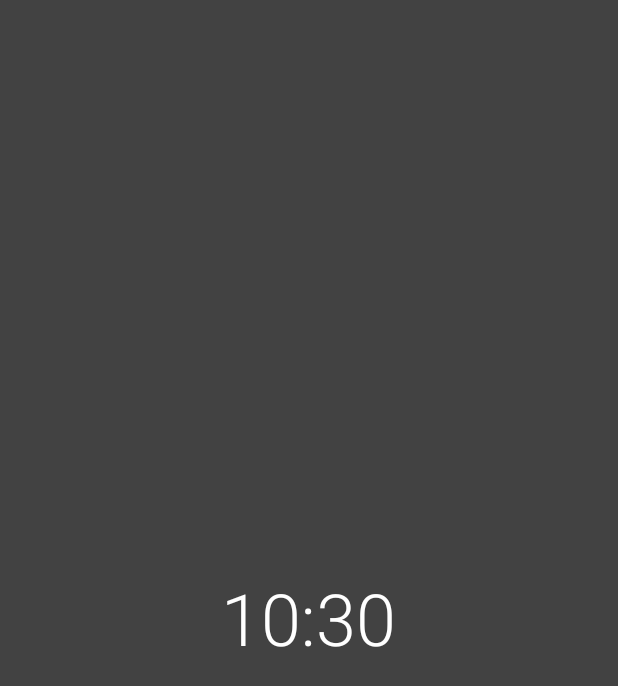
After one commit to mobicarton/carton-android, an Android app: the layout fragment_time.xml on its own in the app's theme, with its tools: preview values and no code run, on a phone screen of 412 x 824 dp. The commit adds this screen. Shown: the top 686 px of the screen. Run offline under Robolectric (Android 15) with nearby library versions, the phone set to English and light mode, and no system bars.

Commit message:
Create MenuPagerAdapter and TimeFragment

```diff
--- a/app/build.gradle
+++ b/app/build.gradle
@@ -6,7 +6,7 @@ android {
 
     defaultConfig {
         applicationId "mobi.carton"
-        minSdkVersion 16
+        minSdkVersion 17
         targetSdkVersion 23
         versionCode 1
         versionName "1.0"
--- /dev/null
+++ b/app/src/main/res/layout/fragment_time.xml
@@ -0,0 +1,19 @@
+<?xml version="1.0" encoding="utf-8"?>
+<RelativeLayout
+    xmlns:android="http://schemas.android.com/apk/res/android"
+    android:layout_width="match_parent"
+    android:layout_height="match_parent"
+    android:background="@color/backgroundDefault">
+
+
+    <TextClock
+        android:layout_width="wrap_content"
+        android:layout_height="wrap_content"
+        android:layout_centerInParent="true"
+        android:textSize="@dimen/clockSize"
+        android:format12Hour="hh:mm"
+        android:format24Hour="HH:mm"
+        android:fontFamily="sans-serif-light"
+        android:textColor="@color/textPrimary"/>
+
+</RelativeLayout>
--- a/app/src/main/res/values-w820dp/dimens.xml
+++ /dev/null
@@ -1,6 +0,0 @@
-<resources>
-    <!-- Example customization of dimensions originally defined in res/values/dimens.xml
-         (such as screen margins) for screens with more than 820dp of available width. This
-         would include 7" and 10" devices in landscape (~960dp and ~1280dp respectively). -->
-    <dimen name="activity_horizontal_margin">64dp</dimen>
-</resources>
--- a/app/src/main/res/values/colors.xml
+++ b/app/src/main/res/values/colors.xml
@@ -1,6 +1,7 @@
 <?xml version="1.0" encoding="utf-8"?>
 <resources>
-    <color name="colorPrimary">#3F51B5</color>
-    <color name="colorPrimaryDark">#303F9F</color>
-    <color name="colorAccent">#FF4081</color>
+
+    <color name="textPrimary">#FFF</color>
+
+    <color name="backgroundDefault">#424242</color>
 </resources>
--- a/app/src/main/res/values/dimens.xml
+++ b/app/src/main/res/values/dimens.xml
@@ -2,4 +2,6 @@
     <!-- Default screen margins, per the Android Design guidelines. -->
     <dimen name="activity_horizontal_margin">16dp</dimen>
     <dimen name="activity_vertical_margin">16dp</dimen>
+
+    <dimen name="clockSize">48sp</dimen>
 </resources>
--- a/app/src/main/res/values/styles.xml
+++ b/app/src/main/res/values/styles.xml
@@ -2,10 +2,8 @@
 
     <!-- Base application theme. -->
     <style name="AppTheme" parent="Theme.AppCompat.Light.DarkActionBar">
-        <!-- Customize your theme here. -->
-        <item name="colorPrimary">@color/colorPrimary</item>
-        <item name="colorPrimaryDark">@color/colorPrimaryDark</item>
-        <item name="colorAccent">@color/colorAccent</item>
+
+        <item name="android:background">@color/backgroundDefault</item>
     </style>
 
 </resources>
```
Also changed, not shown: app/src/main/java/mobi/carton/MainActivity.java (+24 -4 lines), app/src/main/java/mobi/carton/MenuPagerAdapter.java (added, +32 -0 lines), app/src/main/java/mobi/carton/TimeFragment.java (added, +18 -0 lines), app/src/main/res/layout/activity_main.xml (+6 -9 lines).
